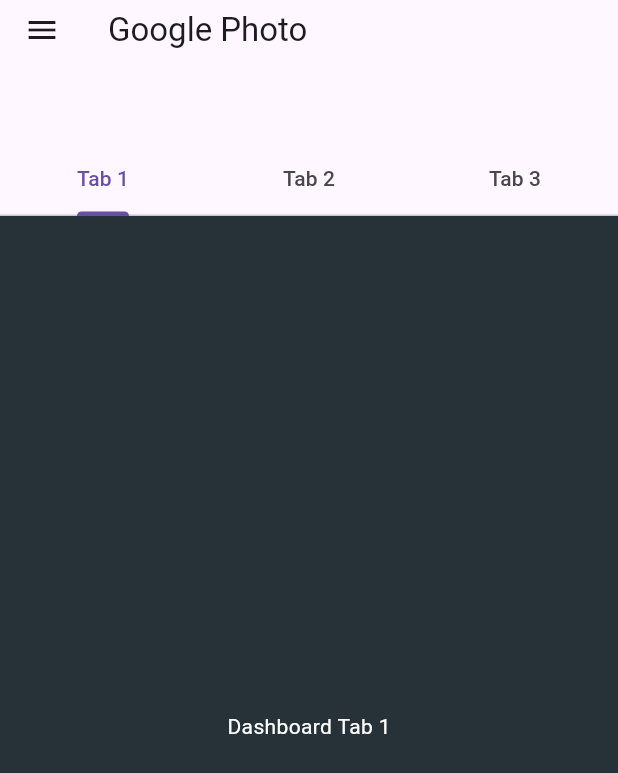
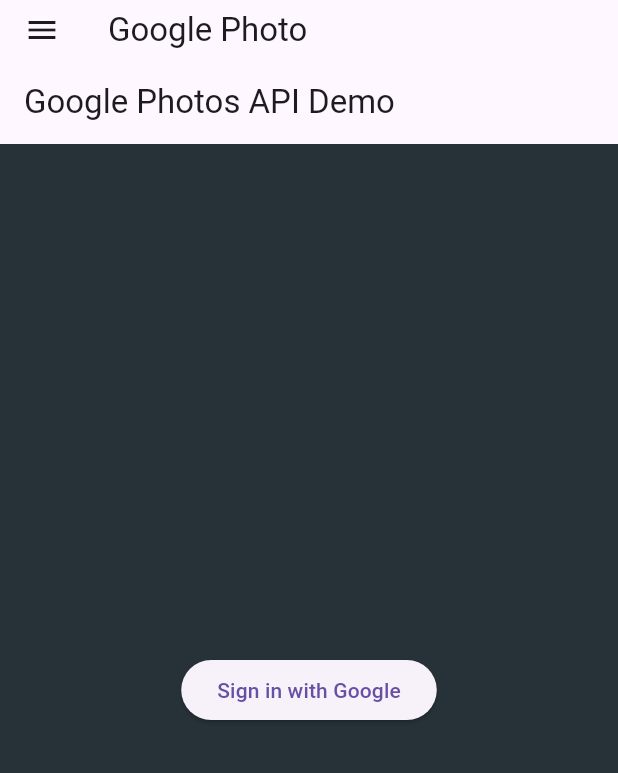
Before and after one commit to lsdizm/my-album, a Flutter app: the screen it shows after launch, in the side drawer, after a tap on "Google Photos", on a phone screen of 412 x 824 dp. Shown: the top 773 px of the screen. Run offline on Flutter 3.47's test engine with Material 3 defaults, Android fonts, the phone set to English and light mode, and no system bars; our stand-ins replace google_sign_in, video_player.

Commit message:
구글포토연계방식

```diff
--- a/lib/pages/google_photo.dart
+++ b/lib/pages/google_photo.dart
@@ -1,5 +1,7 @@
 import 'package:flutter/material.dart';
-import '../models/album_item.dart';
+import 'package:google_sign_in/google_sign_in.dart';
+import 'package:http/http.dart' as http;
+import 'dart:convert';
 
 class GooglePhoto extends StatefulWidget {
   const GooglePhoto({super.key});
@@ -9,80 +11,115 @@ class GooglePhoto extends StatefulWidget {
 }
 
 class _GooglePhotoState extends State<GooglePhoto> {
-  // List<AssetEntity> mediaList = [];
-  List<AlbumItem> mediaList = [];
+  GoogleSignInAccount? _currentUser;
+  final GoogleSignIn _googleSignIn = GoogleSignIn(
+    clientId: '2581038435-gshiakiumrjmvoiaarjvueb1o8353e5k.apps.googleusercontent.com',
+    scopes: [
+      'email',
+      'https://www.googleapis.com/auth/photoslibrary.readonly', // Google Photos API 스코프
+    ],
+  );
 
   @override
   void initState() {
     super.initState();
-    // fetchMedia();
+    // 이미 로그인된 사용자가 있는지 확인
+    _googleSignIn.onCurrentUserChanged.listen((GoogleSignInAccount? account) {
+      setState(() {
+        _currentUser = account;
+      });
+      if (_currentUser != null) {
+        _fetchGooglePhotos();
+      }
+    });
+    // 자동 로그인 ㅅ ㅣ도
+    _googleSignIn.signInSilently();
   }
-/*
-  void fetchMedia() async {
-    var result = await PhotoManager.requestPermissionExtend();
-    if (result.isAuth) {
-      List<AssetPathEntity> albums =
-          await PhotoManager.getAssetPathList(type: RequestType.image);
-      List<AssetEntity> media =
-          await albums[0].getAssetListRange(start: 0, end: 100);
+
+  Future<void> _fetchGooglePhotos() async {
+    if (_currentUser == null) return;
+
+    final authHeaders = await _currentUser!.authHeaders;
+    final response = await http.get(
+      Uri.parse('https://photoslibrary.googleapis.com/v1/mediaItems'),
+      headers: {
+        'Authorization': authHeaders['Authorization']!,
+      },
+    );
+
+    if (response.statusCode == 200) {
+      final data = json.decode(response.body);
+      print(data); // Google Photos 목록 출력 (콘솔에서 확인 가능)
       setState(() {
-        mediaList = media;
+        _photos = data['mediaItems'] ?? [];
       });
     } else {
-      // 권한 거부 시 처리
+      print('Failed to load photos: ${response.statusCode}');
     }
   }
-*/
-/*
+
+  Future<void> _handleSignIn() async {
+    try {
+      // 사용자 로그인 시도
+      await _googleSignIn.signIn();
+    } catch (error) {
+      print(error);
+    }
+  }
+
+  Future<void> _handleSignOut() async {
+    try {
+      await _googleSignIn.signOut(); // 사용자 로그아웃
+    } catch (error) {
+      print('Error signing out: $error');
+    }
+  }
+
+  List<dynamic> _photos = [];
+
+
   @override
   Widget build(BuildContext context) {
     return Scaffold(
       appBar: AppBar(
-        title: const Text('Google Photos'),
+        title: Text('Google Photos API Demo'),
+        actions: [
+          if (_currentUser != null)
+            IconButton(
+              icon: Icon(Icons.logout),
+              onPressed: _handleSignOut,
+            )
+        ],
       ),
-      body: GridView.builder(
-        gridDelegate:
-            const SliverGridDelegateWithFixedCrossAxisCount(crossAxisCount: 3),
-        itemCount: mediaList.length,
-        itemBuilder: (context, index) {
-          return FutureBuilder<AlbumItem>(
-            future: mediaList[index].thumbnailData,
-            builder: (context, snapshot) {
-              if (snapshot.connectionState == ConnectionState.done) {
-                return Image.memory(snapshot.data!, fit: BoxFit.cover);
-              }
-              return const CircularProgressIndicator();
-            },
-          );
-        },
-      ),
-    );
-  }
-*/
-  @override
-  Widget build(BuildContext context) {
-    return DefaultTabController(
-      length: 3,
-      child: Scaffold(
-        appBar: AppBar(
-          // title: Text('Dashboard'),
-          bottom: const TabBar(
-            tabs: [
-              Tab(text: 'Tab 1'),
-              Tab(text: 'Tab 2'),
-              Tab(text: 'Tab 3'),
-            ],
-          ),
-        ),
-        body: const TabBarView(
-          children: [
-            Center(child: Text('Dashboard Tab 1')),
-            Center(child: Text('Dashboard Tab 2')),
-            Center(child: Text('Dashboard Tab 3')),
-          ],
-        ),
+      body: Center(
+        child: _currentUser != null
+            ? _buildPhotosList()
+            : ElevatedButton(
+                onPressed: _handleSignIn,
+                child: Text('Sign in with Google'),
+              ),
       ),
     );
   }
 
+  Widget _buildPhotosList() {
+    return ListView.builder(
+      itemCount: _photos.length,
+      itemBuilder: (context, index) {
+        final photo = _photos[index];
+        return ListTile(
+          title: Text(photo['filename']),
+          subtitle: Text(photo['mediaMetadata']['creationTime']),
+          leading: Image.network(
+            photo['baseUrl'] + '=w100-h100', // 썸네일 이미지
+            fit: BoxFit.cover,
+          ),
+          onTap: () {
+            // 이미지 또는 동영상을 선택했을 때 액션 추가 가능
+          },
+        );
+      },
+    );
+  }
+
 }
--- a/pubspec.yaml
+++ b/pubspec.yaml
@@ -30,6 +30,7 @@ environment:
 dependencies:
   flutter:
     sdk: flutter
+  google_sign_in: ^5.0.7
   video_player: ^2.5.1
   photo_manager: ^2.6.0
   ftpconnect: ^1.0.1
```
Also changed, not shown: pubspec.lock, 1 other file.
